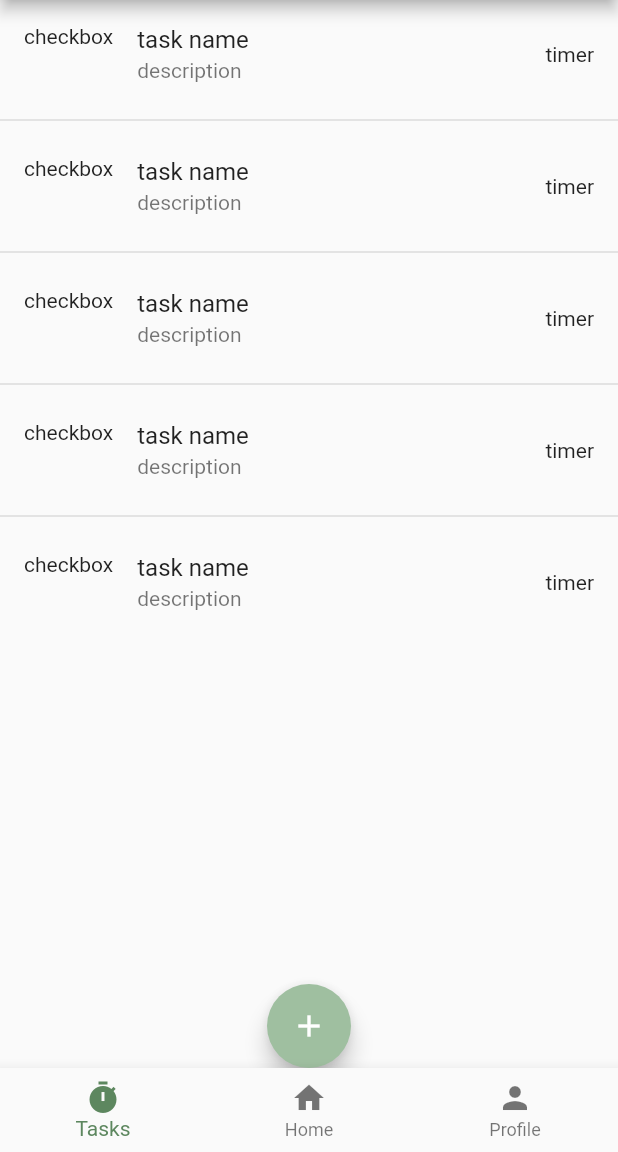
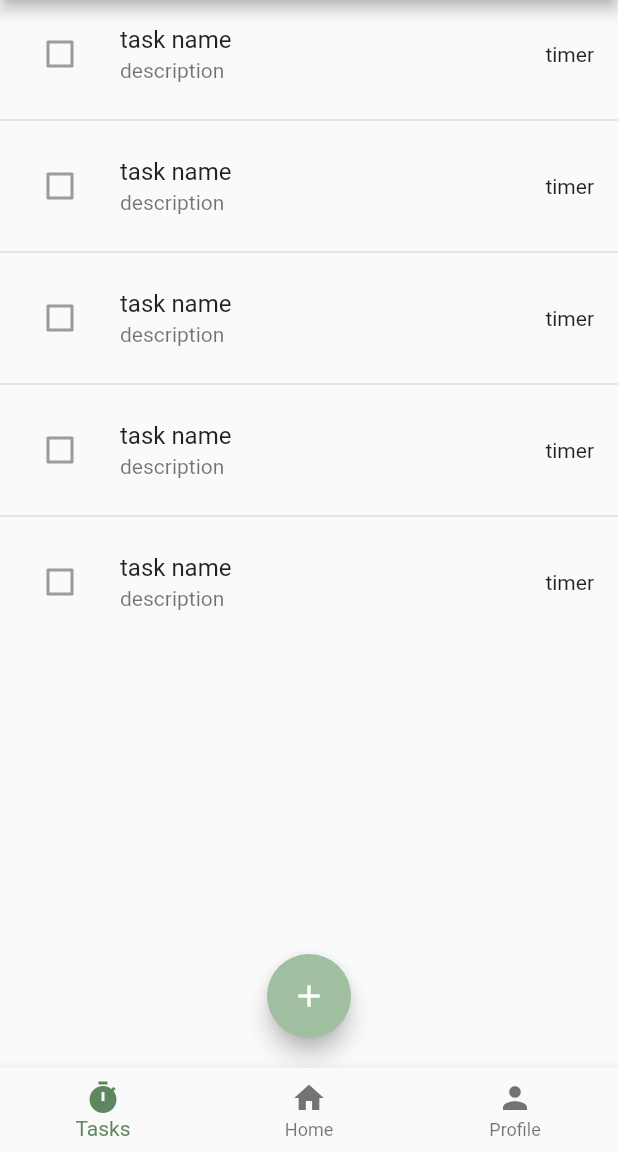
Before and after one commit to vinyetaG/CS344_Final, a Flutter app: the screen it shows after launch, on a phone screen of 412 x 824 dp, the part 84-1236 px from its top. Run offline on Flutter 3.47's test engine with Material 2 defaults, Android fonts, the phone set to English and light mode, and no system bars; statements that could not run were skipped.

Commit message:
Added checkbox, fixed padding on floating button

```diff
--- a/lib/task_list.dart
+++ b/lib/task_list.dart
@@ -1,27 +1,26 @@
-// ignore_for_file: file_names
+// ignore_for_file: prefer_const_constructors, prefer_const_constructors_in_immutables
 
 import 'package:flutter/material.dart';
-
 import 'task_model.dart';
 
 class TaskList extends StatelessWidget {
   final TaskModel taskModel;
   TaskList({required this.taskModel, Key? key}) : super(key: key);
 
-  var taskItems = [];
-
   @override
   Widget build(BuildContext context) {
     return Column(children: [
-      //Expanded needed to limit ListView size
       Expanded(
         child: ListView.separated(
           itemCount: 5, // change this when model method is done
           itemBuilder: (BuildContext context, int index) {
-            return const ListTile(
+            return ListTile(
               title: Text('task name'),
               subtitle: Text('description'),
-              leading: Text('checkbox'),
+              leading: Checkbox(
+                  value: false,
+                  onChanged: ((value) =>
+                      taskModel.toggleSelection(at: index, state: value!))),
               trailing: Text('timer'),
             );
           },
@@ -33,7 +32,10 @@ class TaskList extends StatelessWidget {
           },
         ),
       ),
-      const FloatingActionButton(onPressed: null, child: Icon(Icons.add)),
+      const Padding(
+        padding: EdgeInsets.only(bottom: 20),
+        child: FloatingActionButton(onPressed: null, child: Icon(Icons.add)),
+      ),
     ]);
   }
 }
```
